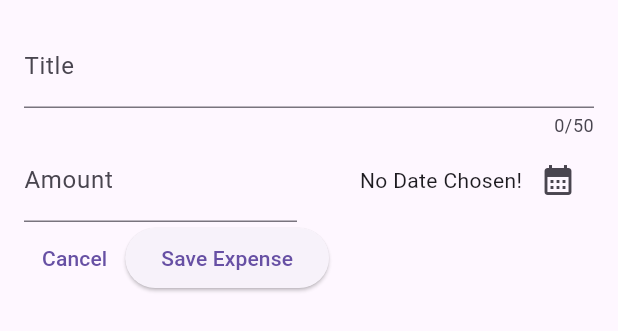
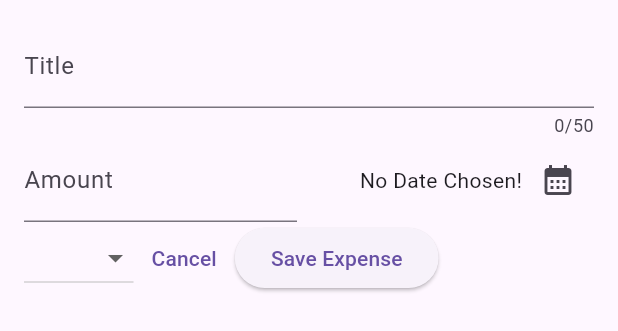
Before and after one commit to Raghunandan16/expense_tracker, a Flutter app: the NewExpense widget shown alone on an empty page, opened directly, on a phone screen of 412 x 824 dp. Shown: the top 331 px of the screen. Run offline on Flutter 3.47's test engine with Material 3 defaults, Android fonts, the phone set to English and light mode, and no system bars; missing offline and left inert: dart:js_interop.

Commit message:
Add category dropdown in new expense form

```diff
--- a/lib/widgets/new_expense.dart
+++ b/lib/widgets/new_expense.dart
@@ -1,3 +1,5 @@
+import 'dart:js_interop';
+
 import 'package:expense_tracker/models/expense.dart';
 import 'package:flutter/material.dart';
 
@@ -78,6 +80,19 @@ class _NewExpenseState extends State<NewExpense> {
           ),
           Row(
             children: [
+              DropdownButton(
+                items: Category.values
+                    .map(
+                      (category) => DropdownMenuItem(
+                        value: category,
+                        child: Text(category.name.toString()),
+                      ),
+                    )
+                    .toList(),
+                onChanged: (value) {
+                  print(value);
+                },
+              ),
               TextButton(
                 onPressed: () {
                   Navigator.pop(context);
```
